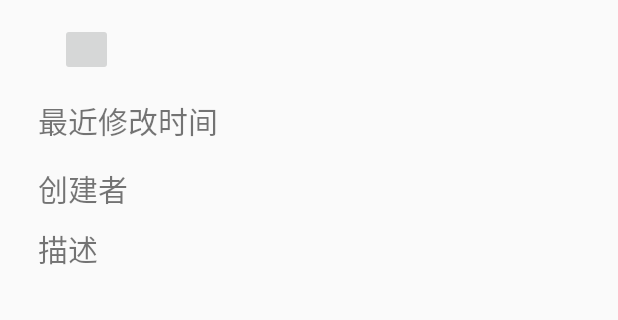
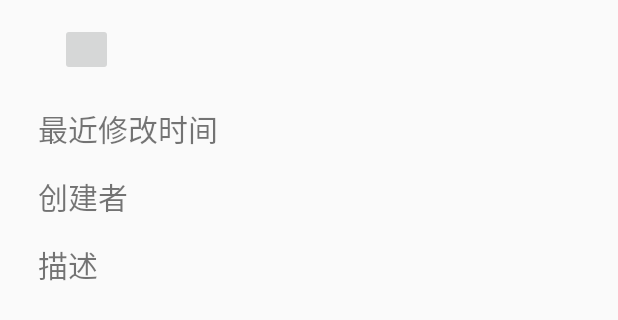
Before and after one commit to yang-starry-sky/5G_UI_Design, an Android app: the layout area1_item.xml on its own in the app's theme, with its tools: preview values and no code run, on a phone screen of 412 x 824 dp. Shown: the top 320 px of the screen. Run offline under Robolectric (Android 15) with nearby library versions, the phone set to English and light mode, and no system bars.

Commit message:
Update area1_item.xml

```diff
--- a/app/src/main/res/layout/area1_item.xml
+++ b/app/src/main/res/layout/area1_item.xml
@@ -40,9 +40,9 @@
         android:layout_height="wrap_content">
     <LinearLayout
         android:layout_width="wrap_content"
-        android:layout_marginLeft="15dp"
         android:layout_height="wrap_content"
         android:layout_weight="1"
+        android:layout_marginLeft="15dp"
         android:orientation="vertical">
 
 
@@ -51,7 +51,7 @@
             android:layout_width="136dp"
             android:layout_height="wrap_content"
             android:layout_marginLeft="10dp"
-            android:layout_marginTop="10dp"
+            android:layout_marginTop="15dp"
             android:text="@string/modify_time"
             android:textSize="20sp" />
 
@@ -70,7 +70,7 @@
             android:layout_height="wrap_content"
             android:text="@string/description"
             android:layout_marginLeft="10dp"
-            android:layout_marginTop="10dp"
+            android:layout_marginTop="15dp"
             android:textSize="20sp" />
     </LinearLayout>
 
@@ -79,20 +79,22 @@
         android:layout_height="wrap_content"
         android:layout_weight="1"
         android:orientation="vertical"
-        android:paddingLeft="10dp"
+        android:paddingLeft="0dp"
         android:paddingRight="10dp">
 
 
+
+
         <TextView
-            android:id="@+id/area_creator_value"
+            android:id="@+id/area_modification_time_value"
             android:layout_width="wrap_content"
             android:layout_height="wrap_content"
             android:layout_marginLeft="25dp"
-            android:layout_marginTop="10dp"
+            android:layout_marginTop="15dp"
             android:textSize="20sp" />
 
         <TextView
-            android:id="@+id/area_modification_time_value"
+            android:id="@+id/area_creator_value"
             android:layout_width="wrap_content"
             android:layout_height="wrap_content"
             android:layout_marginLeft="25dp"
@@ -104,7 +106,7 @@
             android:layout_width="wrap_content"
             android:layout_height="wrap_content"
             android:layout_marginLeft="25dp"
-            android:layout_marginTop="10dp"
+            android:layout_marginTop="15dp"
             android:textSize="20sp" />
     </LinearLayout>
     </LinearLayout>
```
